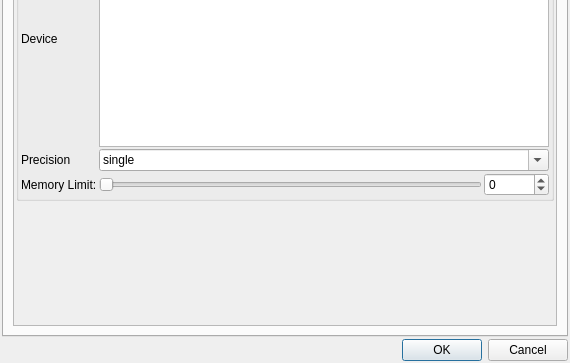
Above: mandelbulber2/qt/preferences_dialog.ui from buddhi1980/mandelbulber2 before the change; both pictures show x 0 to 570 and y 341 to 704 of the 570 by 704 pixel window. Below: the same form after it.
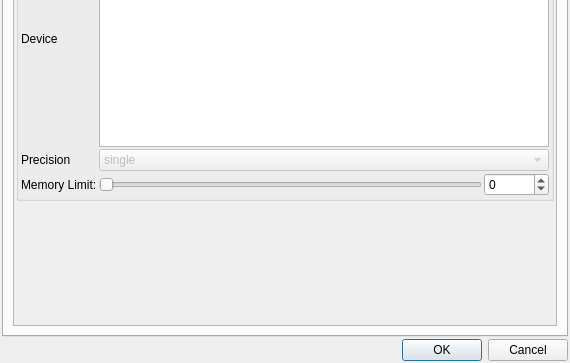
That is the form after the change. The open tabs and pages were chosen to show the change. Icons and pictures are not drawn. Custom widgets are drawn as their Qt base class.

Commit message: Disabled OpenCL precision combobox. Previous commit (https://github.com/buddhi1980/mandelbulber2/commit/36875ef822ed786a430bf1d98aacf6e70e3e9970) was wrong.

Patch:
```diff
--- a/mandelbulber2/qt/preferences_dialog.ui
+++ b/mandelbulber2/qt/preferences_dialog.ui
@@ -934,8 +934,8 @@
            <rect>
             <x>0</x>
             <y>0</y>
-            <width>542</width>
-            <height>626</height>
+            <width>546</width>
+            <height>628</height>
            </rect>
           </property>
           <layout class="QVBoxLayout" name="verticalLayout_OpenCL">
@@ -995,8 +995,11 @@
                 </property>
                 <item row="2" column="1" colspan="2">
                  <widget class="QComboBox" name="comboBox_opencl_precision">
+                  <property name="enabled">
+                   <bool>false</bool>
+                  </property>
                   <property name="editable">
-                   <bool>true</bool>
+                   <bool>false</bool>
                   </property>
                   <item>
                    <property name="text">
```
Left out of the diff: 10 changed lines with no effect on the pictures.
